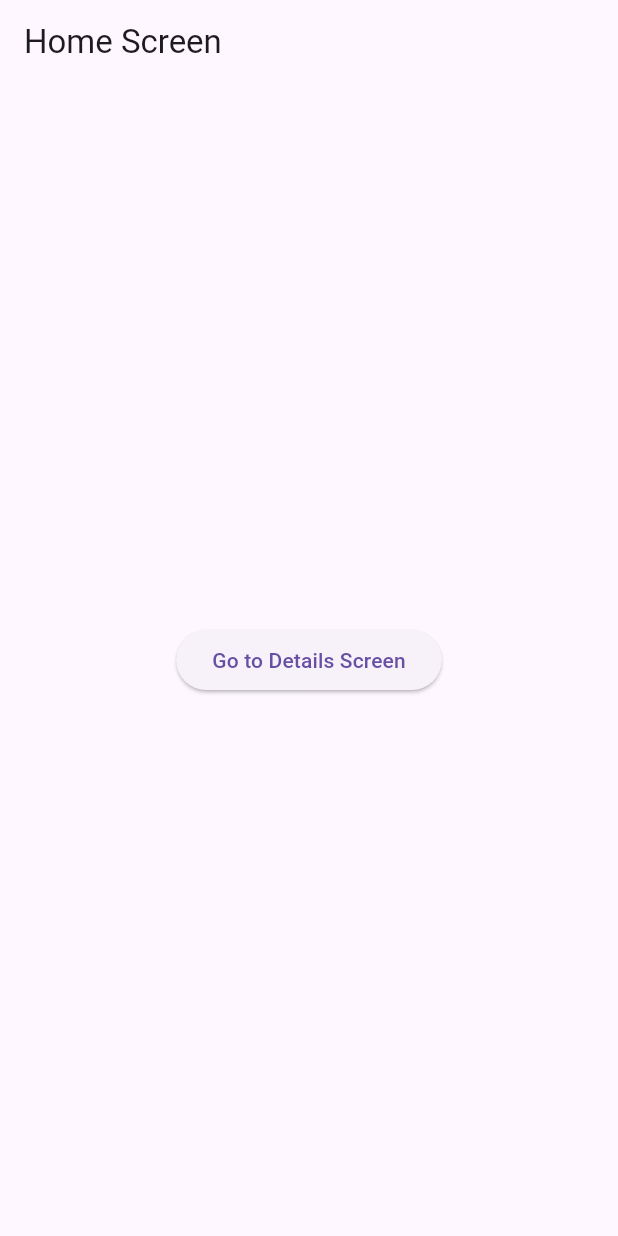
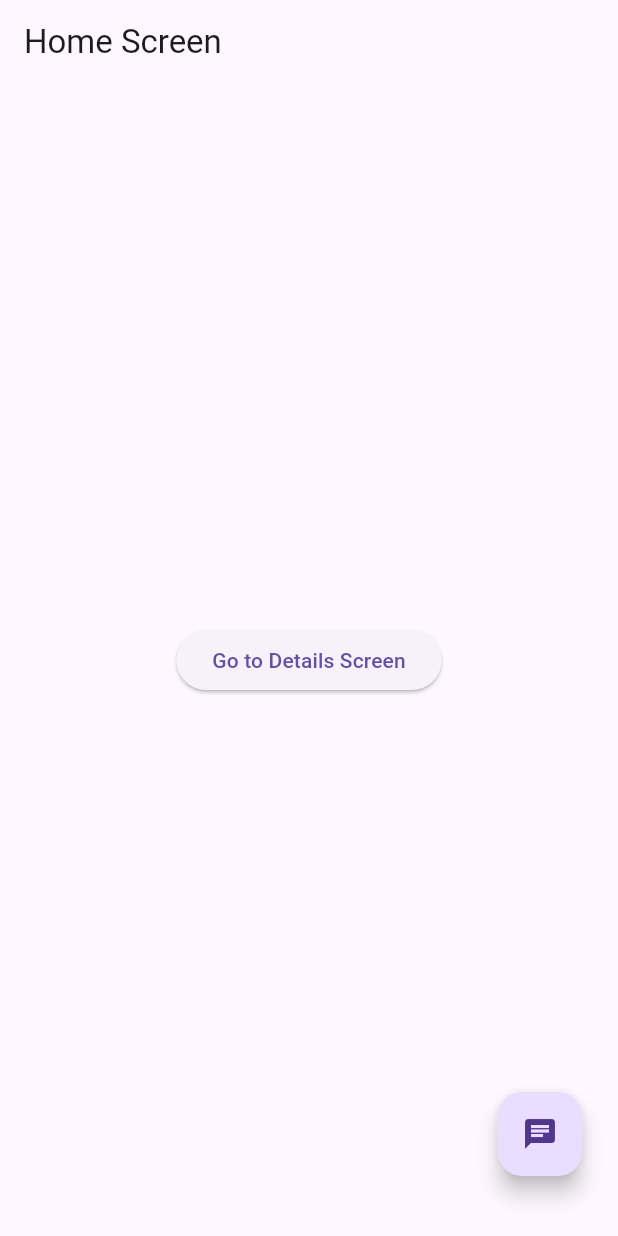
Before and after one commit to yunseoLee0343/feature_navigator, a Flutter app: the screen it shows after launch, on a phone screen of 412 x 824 dp. Run offline on Flutter 3.47's test engine with Material 3 defaults, Android fonts, the phone set to English and light mode, and no system bars; our stand-ins replace go_router.

Commit message:
feat: extendable FeatureRoute

```diff
--- a/lib/feature_route.dart
+++ b/lib/feature_route.dart
@@ -1,8 +1,8 @@
+import 'package:feature_navigator/view/chat_page.dart';
 import 'package:flutter/material.dart';
 import 'package:go_router/go_router.dart';
 
 import 'model/gpt_model.dart';
-import 'view/chat_page.dart';
 
 List<FeatureRoute> _allRoutes = [];
 get allRoutes => _allRoutes;
@@ -15,7 +15,7 @@ class FeatureRoute extends GoRoute {
     required this.description,
     required super.path,
     required Widget Function(BuildContext, GoRouterState) builder,
-    this.includeChat = false,
+    this.includeChat = true,
     super.name,
     super.pageBuilder,
     super.redirect,
@@ -25,20 +25,25 @@ class FeatureRoute extends GoRoute {
             final child = builder(context, state);
             final settings = FeatureSettings();
 
-            if (includeChat && settings.useAI) {
-              return Scaffold(
-                body: child,
-                floatingActionButton: FloatingActionButton(
+            if (includeChat && settings.aiApiKey != null) {
+              return Stack(
+                children: [
+                  child,
+                  Positioned(
+                    right: 24.0,
+                    bottom: 40.0,
+                    child: FloatingActionButton(
                       onPressed: () {
                         Navigator.push(
                           context,
                           MaterialPageRoute(
-                        builder: (context) => const ChatPage(),
-                      ),
+                              builder: (context) => const ChatPage()),
                         );
                       },
                       child: const Icon(Icons.chat),
                     ),
+                  ),
+                ],
               );
             }
             return child;
```
Lines whose indentation alone changed are shown as unchanged.
